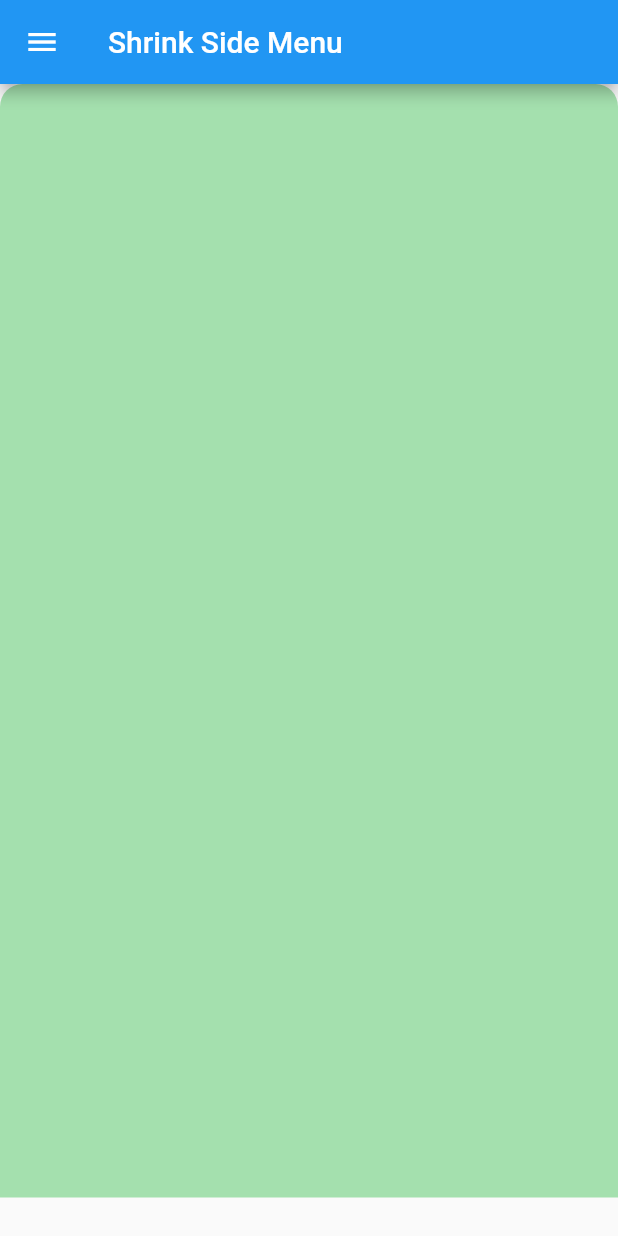
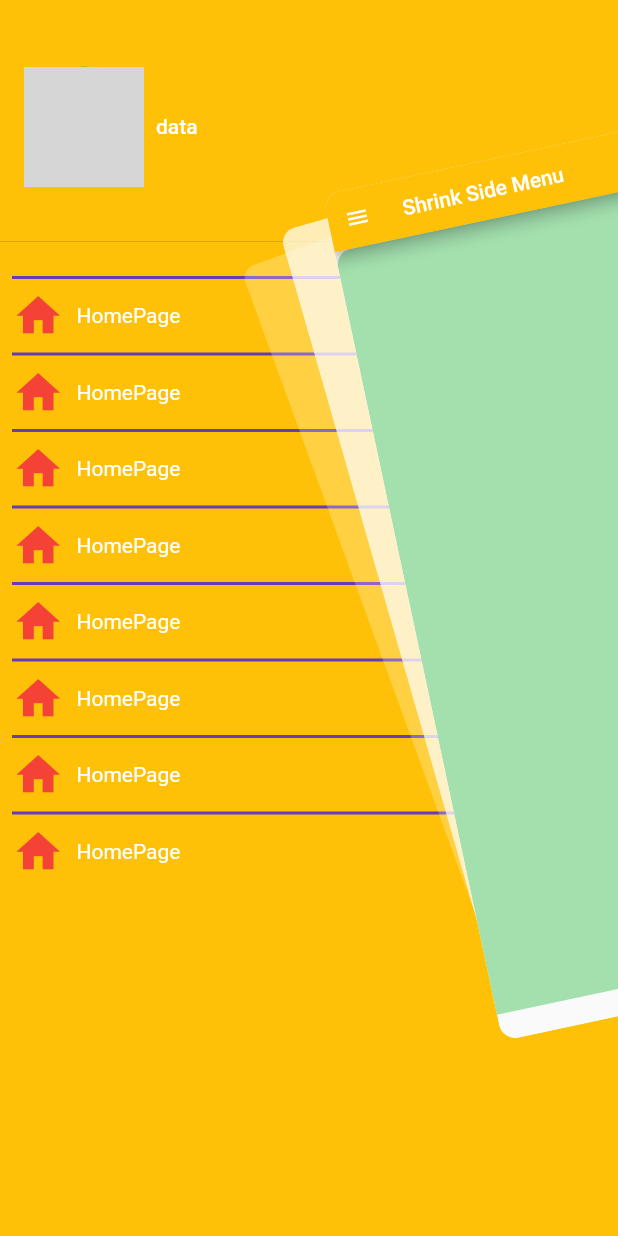
Before and after one commit to mmustafacelik/MessagingApp, a Flutter app: the HomePage screen opened directly, after a tap on the "menu" icon, on a phone screen of 412 x 824 dp. Run offline on Flutter 3.47's test engine with Material 2 defaults, Android fonts, the phone set to English and light mode, and no system bars; drawn by our look-alikes of flutter_zoom_drawer; our stand-ins replace animated_text_kit, email_validator, get; network calls fail; grey boxes are pictures that could not be loaded.

Commit message:
menu create

```diff
--- a/messagingapp/lib/BaseBinding.dart
+++ b/messagingapp/lib/BaseBinding.dart
@@ -1,6 +1,9 @@
 import 'package:get/get.dart';
+import 'package:messagingapp/HomePage/HomePageController.dart';
 
 class BaseBinding extends Bindings {
   @override
-  void dependencies() {}
+  void dependencies() {
+    Get.put<HomePageController>(HomePageController());
+  }
 }
--- a/messagingapp/lib/HomePage/HomePage.dart
+++ b/messagingapp/lib/HomePage/HomePage.dart
@@ -1,25 +1,33 @@
 import 'package:flutter/material.dart';
+import 'package:flutter_zoom_drawer/config.dart';
+import 'package:flutter_zoom_drawer/flutter_zoom_drawer.dart';
 import 'package:get/get.dart';
 import 'package:messagingapp/core/utils/custom_colors.dart';
-import 'package:shrink_sidemenu/shrink_sidemenu.dart';
 
 class HomePage extends StatelessWidget {
-  HomePage({Key? key}) : super(key: key);
+  final ZoomDrawerController _controller = ZoomDrawerController();
+
   @override
   Widget build(BuildContext context) {
-    return SideMenu(
-      type: SideMenuType.slideNRotate,
-      child: Scaffold(
+    return ZoomDrawer(
+      controller: _controller,
+      menuBackgroundColor: Colors.amber,
+      style: DrawerStyle.defaultStyle,
+      showShadow: true,
+      menuScreen: MenuScreen(_controller),
+      mainScreen: Scaffold(
         appBar: AppBar(
-          title: Text('Shrink Side Menu'),
+          title: const Text('Shrink Side Menu'),
+          backgroundColor: Colors.amber,
           leading: IconButton(
-            icon: Icon(Icons.menu),
-            onPressed: () {},
+            icon: const Icon(Icons.menu),
+            onPressed: () {
+              _controller.toggle!();
+            },
           ),
         ),
         body: getBody(context),
       ),
-      menu: buildMenu(),
     );
   }
 
@@ -47,68 +55,226 @@ class HomePage extends StatelessWidget {
       ),
     );
   }
+}
 
-  Widget buildMenu() {
-    return SingleChildScrollView(
-      padding: EdgeInsets.all(50),
-      child: Column(children: [
-        ListTile(
+//!TODO: widget yaz ve menudeki rowları yazdığın bu widgete göndder.
+class MenuScreen extends StatelessWidget {
+  final zoomDrawerController;
+  MenuScreen(this.zoomDrawerController);
+  @override
+  Widget build(BuildContext context) => Column(
+        crossAxisAlignment: CrossAxisAlignment.start,
+        children: [
+          DrawerHeader(
+            child: Row(
+              children: const [
+                CircleAvatar(
+                  backgroundImage: NetworkImage(
+                    "https://avatarfiles.alphacoders.com/128/thumb-128984.png",
+                  ),
+                  maxRadius: 40,
+                ),
+                Padding(
+                  padding: EdgeInsets.only(left: 8),
+                  child: Text(
+                    "data",
+                    style: TextStyle(color: Colors.white),
+                  ),
+                ),
+              ],
+            ),
+          ),
+          Padding(
+            padding: const EdgeInsets.all(8),
+            child: Column(
+              children: [
+                const Divider(
+                  color: Colors.deepPurple,
+                  thickness: 2,
+                ),
+                InkWell(
+                  child: Row(
+                    children: const [
+                      Icon(
+                        Icons.home,
+                        size: 35,
+                        color: Colors.red,
+                      ),
+                      Padding(
+                        padding: EdgeInsets.only(left: 8),
+                        child: Text(
+                          "HomePage",
+                          style: TextStyle(color: Colors.white),
+                        ),
+                      ),
+                    ],
+                  ),
                   onTap: () {},
-          leading: const Icon(Icons.home, size: 20.0, color: Colors.white),
-          title: const Text("Home"),
-          textColor: Colors.white,
-          dense: true,
                 ),
-        ListTile(
+                const Divider(
+                  color: Colors.deepPurple,
+                  thickness: 2,
+                ),
+                InkWell(
+                  child: Row(
+                    children: const [
+                      Icon(
+                        Icons.home,
+                        size: 35,
+                        color: Colors.red,
+                      ),
+                      Padding(
+                        padding: EdgeInsets.only(left: 8),
+                        child: Text(
+                          "HomePage",
+                          style: TextStyle(color: Colors.white),
+                        ),
+                      ),
+                    ],
+                  ),
                   onTap: () {},
-          leading:
-              const Icon(Icons.verified_user, size: 20.0, color: Colors.white),
-          title: const Text("Profile"),
-          textColor: Colors.white,
-          dense: true,
-
-          // padding: EdgeInsets.zero,
                 ),
-        ListTile(
+                const Divider(
+                  color: Colors.deepPurple,
+                  thickness: 2,
+                ),
+                InkWell(
+                  child: Row(
+                    children: const [
+                      Icon(
+                        Icons.home,
+                        size: 35,
+                        color: Colors.red,
+                      ),
+                      Padding(
+                        padding: EdgeInsets.only(left: 8),
+                        child: Text(
+                          "HomePage",
+                          style: TextStyle(color: Colors.white),
+                        ),
+                      ),
+                    ],
+                  ),
                   onTap: () {},
-          leading: const Icon(Icons.monetization_on,
-              size: 20.0, color: Colors.white),
-          title: const Text("Wallet"),
-          textColor: Colors.white,
-          dense: true,
-
-          // padding: EdgeInsets.zero,
                 ),
-        ListTile(
+                const Divider(
+                  color: Colors.deepPurple,
+                  thickness: 2,
+                ),
+                InkWell(
+                  child: Row(
+                    children: const [
+                      Icon(
+                        Icons.home,
+                        size: 35,
+                        color: Colors.red,
+                      ),
+                      Padding(
+                        padding: EdgeInsets.only(left: 8),
+                        child: Text(
+                          "HomePage",
+                          style: TextStyle(color: Colors.white),
+                        ),
+                      ),
+                    ],
+                  ),
                   onTap: () {},
-          leading:
-              const Icon(Icons.shopping_cart, size: 20.0, color: Colors.white),
-          title: const Text("Cart"),
-          textColor: Colors.white,
-          dense: true,
-
-          // padding: EdgeInsets.zero,
                 ),
-        ListTile(
+                const Divider(
+                  color: Colors.deepPurple,
+                  thickness: 2,
+                ),
+                InkWell(
+                  child: Row(
+                    children: const [
+                      Icon(
+                        Icons.home,
+                        size: 35,
+                        color: Colors.red,
+                      ),
+                      Padding(
+                        padding: EdgeInsets.only(left: 8),
+                        child: Text(
+                          "HomePage",
+                          style: TextStyle(color: Colors.white),
+                        ),
+                      ),
+                    ],
+                  ),
                   onTap: () {},
-          leading:
-              const Icon(Icons.star_border, size: 20.0, color: Colors.white),
-          title: const Text("Favorites"),
-          textColor: Colors.white,
-          dense: true,
-
-          // padding: EdgeInsets.zero,
                 ),
-        ListTile(
+                const Divider(
+                  color: Colors.deepPurple,
+                  thickness: 2,
+                ),
+                InkWell(
+                  child: Row(
+                    children: const [
+                      Icon(
+                        Icons.home,
+                        size: 35,
+                        color: Colors.red,
+                      ),
+                      Padding(
+                        padding: EdgeInsets.only(left: 8),
+                        child: Text(
+                          "HomePage",
+                          style: TextStyle(color: Colors.white),
+                        ),
+                      ),
+                    ],
+                  ),
                   onTap: () {},
-          leading: const Icon(Icons.settings, size: 20.0, color: Colors.white),
-          title: const Text("Settings"),
-          textColor: Colors.white,
-          dense: true,
-
-          // padding: EdgeInsets.zero,
                 ),
-      ]),
+                const Divider(
+                  color: Colors.deepPurple,
+                  thickness: 2,
+                ),
+                InkWell(
+                  child: Row(
+                    children: const [
+                      Icon(
+                        Icons.home,
+                        size: 35,
+                        color: Colors.red,
+                      ),
+                      Padding(
+                        padding: EdgeInsets.only(left: 8),
+                        child: Text(
+                          "HomePage",
+                          style: TextStyle(color: Colors.white),
+                        ),
+                      ),
+                    ],
+                  ),
+                  onTap: () {},
+                ),
+                const Divider(
+                  color: Colors.deepPurple,
+                  thickness: 2,
+                ),
+                InkWell(
+                  child: Row(
+                    children: const [
+                      Icon(
+                        Icons.home,
+                        size: 35,
+                        color: Colors.red,
+                      ),
+                      Padding(
+                        padding: EdgeInsets.only(left: 8),
+                        child: Text(
+                          "HomePage",
+                          style: TextStyle(color: Colors.white),
+                        ),
+                      ),
+                    ],
+                  ),
+                  onTap: () {},
+                ),
+              ],
+            ),
+          ),
+        ],
       );
 }
-}
--- /dev/null
+++ b/messagingapp/lib/HomePage/HomePageController.dart
@@ -0,0 +1,3 @@
+import 'package:get/get.dart';
+
+class HomePageController extends GetxController {}
--- a/messagingapp/lib/main.dart
+++ b/messagingapp/lib/main.dart
@@ -22,9 +22,10 @@ class MyApp extends StatelessWidget {
 
   @override
   Widget build(BuildContext context) => GetMaterialApp(
+        darkTheme: ThemeData.dark(),
         getPages: [
           GetPage(
-            name: '/base',
+            name: '/LoginPage',
             page: () => const LoginPage(),
             binding: BaseBinding(),
           )
--- a/messagingapp/pubspec.yaml
+++ b/messagingapp/pubspec.yaml
@@ -20,7 +20,8 @@ dependencies:
   flutter_spinkit: ^5.1.0
   email_validator: ^2.1.17
   animated_text_kit: ^4.2.2
-  shrink_sidemenu: ^2.0.0+2-null-safety
+  flutter_zoom_drawer: ^3.0.3
+  firebase_core: ^1.22.0
 dev_dependencies:
   flutter_test:
     sdk: flutter
```
Also changed, not shown: 4 other files. Lines whose indentation alone changed are shown as unchanged.
